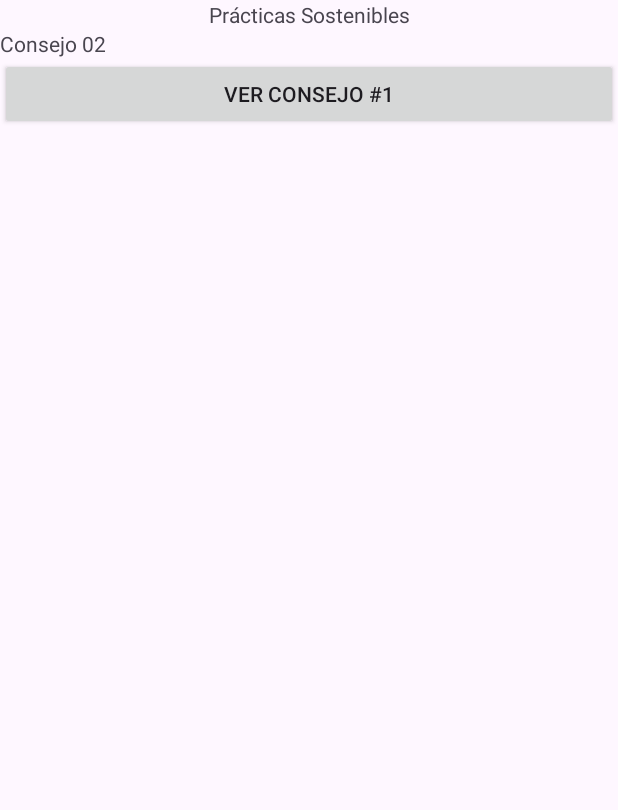
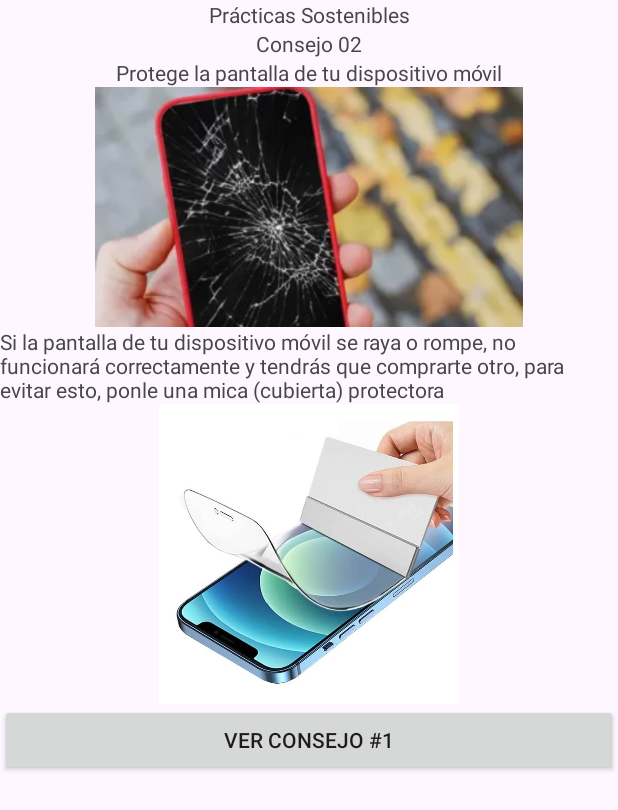
Before and after one commit to J-2001/Trabajo-Terminal-I, an Android app: the FifthActivity screen opened directly, with no data from a screen before it, after a tap on an icon or button, on a phone screen of 412 x 824 dp. Shown: the top 810 px of the screen. Run offline under Robolectric (Android 15) with nearby library versions, the phone set to English and light mode, and no system bars.

Commit message:
Implementación del Caso de Uso 7

```diff
--- a/app/src/main/java/com/example/prototipo2/FifthActivity.java
+++ b/app/src/main/java/com/example/prototipo2/FifthActivity.java
@@ -25,7 +25,7 @@ public class FifthActivity extends AppCompatActivity {
     private List<Integer> displayed;
     private int number;
     private int counter;
-    private boolean first;
+    // private boolean first;
 
     private final OnClickListener listener = new OnClickListener() {
         @Override
@@ -64,7 +64,7 @@ public class FifthActivity extends AppCompatActivity {
 
         frameLayouts = new ArrayList<>();
         counter = 0;
-        first = true;
+        // first = true;
     }
 
     public void loadFragment(Fragment fragment) {
@@ -75,13 +75,13 @@ public class FifthActivity extends AppCompatActivity {
         layout.addView(frameLayouts.get(counter), new LinearLayout.LayoutParams(LinearLayout.LayoutParams.MATCH_PARENT, LinearLayout.LayoutParams.WRAP_CONTENT));
         FragmentManager fm = getSupportFragmentManager();
         FragmentTransaction ft = fm.beginTransaction();
-        // ft.add(id, fragment);
-        if (first)  {
+        ft.add(id, fragment);
+        /* if (first)  {
             ft.add(R.id.fifth_frmlay, fragment);
             first = false;
         } else {
             ft.replace(R.id.fifth_frmlay, fragment);
-        }
+        } */
         ft.commit();
         counter += 1;
     }
--- a/app/src/main/res/layout/activity_fifth.xml
+++ b/app/src/main/res/layout/activity_fifth.xml
@@ -24,10 +24,10 @@
                 android:text="@string/fifth_tv_01"
                 android:gravity="center"/>
 
-            <FrameLayout
+            <!--<FrameLayout
                 android:id="@+id/fifth_frmlay"
                 android:layout_width="match_parent"
-                android:layout_height="wrap_content"/>
+                android:layout_height="wrap_content"/>-->
 
         </LinearLayout>
 
--- a/app/src/main/res/layout/fragment_consejo02.xml
+++ b/app/src/main/res/layout/fragment_consejo02.xml
@@ -5,10 +5,43 @@
     android:layout_height="match_parent"
     tools:context=".Consejo02Fragment">
 
-    <!-- TODO: Update blank fragment layout -->
-    <TextView
+    <LinearLayout
         android:layout_width="match_parent"
-        android:layout_height="match_parent"
-        android:text="@string/frag_02_tv" />
+        android:layout_height="wrap_content"
+        android:orientation="vertical"
+        android:gravity="center_horizontal">
+
+        <TextView
+            android:layout_width="match_parent"
+            android:layout_height="wrap_content"
+            android:text="@string/frag_02_tv_01"
+            android:gravity="center"/>
+
+        <TextView
+            android:layout_width="match_parent"
+            android:layout_height="wrap_content"
+            android:text="@string/frag_02_tv_02"
+            android:gravity="center"/>
+
+        <ImageView
+            android:layout_width="wrap_content"
+            android:layout_height="160dp"
+            android:src="@drawable/frag_02_iv_01"
+            android:contentDescription="@string/frag_02_iv_01"
+            android:scaleType="centerInside"/>
+
+        <TextView
+            android:layout_width="match_parent"
+            android:layout_height="wrap_content"
+            android:text="@string/frag_02_tv_03"/>
+
+        <ImageView
+            android:layout_width="wrap_content"
+            android:layout_height="200dp"
+            android:src="@drawable/frag_02_iv_02"
+            android:contentDescription="@string/frag_02_iv_02"
+            android:scaleType="centerInside"/>
+
+    </LinearLayout>
 
 </FrameLayout>
--- a/app/src/main/res/values/strings.xml
+++ b/app/src/main/res/values/strings.xml
@@ -29,9 +29,15 @@
     <string name="fifth_btn">Ver Consejo #%d</string>
     <string name="frag_01_tv_01">Consejo 01</string>
     <string name="frag_01_tv_02">Protege tu dispositivo móvil de caídas</string>
-    <string name="frag_01_tv_03">Si tu dispositivo móvio se cae, tienes que comprar otro y es más daño al ambiente, por eso ponle una funda para protegerlo</string>
+    <string name="frag_01_tv_03">Si tu dispositivo móvil se cae, tienes que comprar otro y es más daño al ambiente, por eso ponle una funda para protegerlo</string>
     <string name="frag_01_iv_01">Teléfono cayendo, dibujo</string>
-    <string name="frag_02_tv">Consejo 02</string>
+    <string name="frag_01_iv_02">Funda de teléfono</string>
+    <string name="frag_02_tv_01">Consejo 02</string>
+    <string name="frag_02_tv_02">Protege la pantalla de tu dispositivo móvil</string>
+    <string name="frag_02_tv_03">Si la pantalla de tu dispositivo móvil se raya o rompe, no funcionará correctamente y tendrás que comprarte otro, para evitar esto, ponle una mica (cubierta) protectora</string>
+    <string name="frag_02_iv_01">Teléfono rayado, pantalla rota</string>
+    <string name="frag_02_iv_02">Mica protectora aplicándose a teléfono</string>
+
     <!-- TODO: Remove or change this placeholder text -->
     <string name="hello_blank_fragment">Hello blank fragment</string>
 </resources>
--- a/build.gradle.kts
+++ b/build.gradle.kts
@@ -1,4 +1,4 @@
 // Top-level build file where you can add configuration options common to all sub-projects/modules.
 plugins {
-    id("com.android.application") version "8.2.0" apply false
+    id("com.android.application") version "8.2.1" apply false
 }
```
Also changed, not shown: app/src/main/java/com/example/prototipo2/Consejo03Fragment.java (added, +64 -0 lines), app/src/main/res/layout/fragment_consejo01.xml (+13 -1 lines), app/src/main/res/layout/fragment_consejo03.xml (added, +14 -0 lines), app/src/main/res/drawable/frag_01_iv_02.jpg (added), app/src/main/res/drawable/frag_02_iv_01.webp (added), app/src/main/res/drawable/frag_02_iv_02.webp (added).
